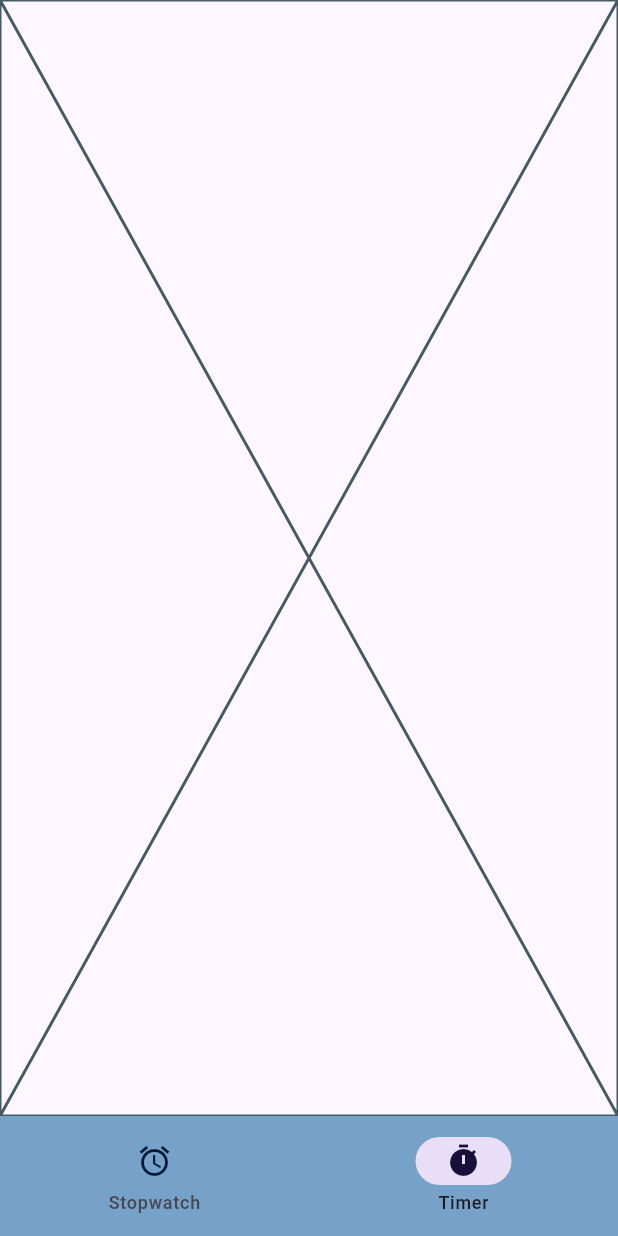
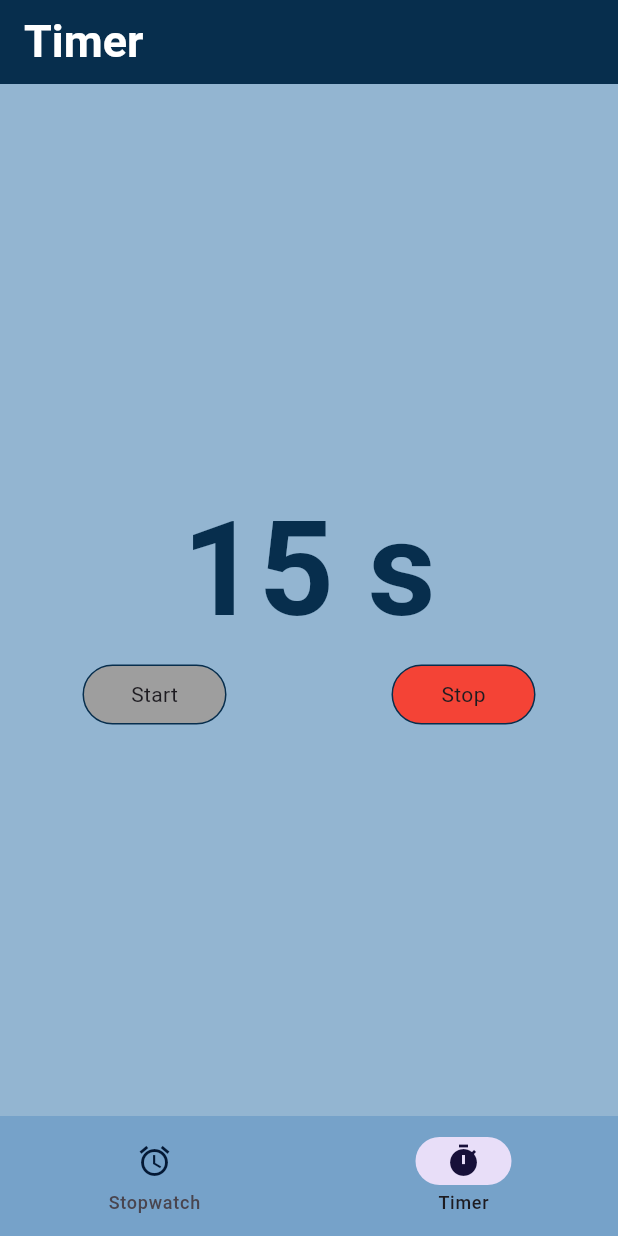
Before and after one commit to Beyz61/ps_16_timerapp, a Flutter app: the screen it shows after launch, item 2 of the bottom bar chosen, on a phone screen of 412 x 824 dp. Run offline on Flutter 3.47's test engine with Material 3 defaults, Android fonts, the phone set to English and light mode, and no system bars.

Commit message:
added commit

```diff
--- a/lib/main.dart
+++ b/lib/main.dart
@@ -11,6 +11,7 @@ class MainApp extends StatelessWidget {
   @override
   Widget build(BuildContext context) {
     return const MaterialApp(
+       debugShowCheckedModeBanner: false,
       home: BottomNavigationBarScreen(),
     );
   }
--- a/lib/stopwatch_button.dart
+++ b/lib/stopwatch_button.dart
@@ -2,20 +2,26 @@ import 'package:flutter/material.dart';
 
 class StopwatchButton extends StatelessWidget {
   const StopwatchButton({
-    super.key, required this.onTap, required this.buttonName
+    super.key, required this.onTap, required this.buttonName, required this.color,
+    this.textColor = const Color.fromARGB(255, 3, 20, 35),
   });
 final void Function()? onTap;
+final Color textColor;
+final Color color;
 final String buttonName;
 
   @override
   Widget build(BuildContext context) {
     return GestureDetector(
       onTap: onTap,
+
       child: Container(
         height: 40,
         width: 96,
         decoration: BoxDecoration(
+          color: color,
         border: Border.all(color:const Color.fromARGB(255, 7, 46, 77),
+
         ),
         borderRadius: BorderRadius.circular(32),
         ),
--- a/lib/timer_screen.dart
+++ b/lib/timer_screen.dart
@@ -1,10 +1,39 @@
 import 'package:flutter/material.dart';
+import 'package:ps_16_timerapp/stopwatch_button.dart';
 
 class TimerScreen extends StatelessWidget {
   const TimerScreen({super.key});
 
   @override
   Widget build(BuildContext context) {
-    return const Placeholder();
+    return Scaffold(
+      backgroundColor: const Color.fromARGB(255, 147, 181, 209),
+      appBar: AppBar(
+        backgroundColor: const Color.fromARGB(255, 7, 46, 77),
+        title: const Text("Timer",
+        style: TextStyle(
+          color: Colors.white,
+          fontSize: 30,
+          fontWeight: FontWeight.w700),
+        ),
+      ),
+      body: const Column(
+        mainAxisAlignment: MainAxisAlignment.center,
+        children: [
+          Text("15 s",
+          style: TextStyle(
+            fontSize: 88,
+            fontWeight: FontWeight.bold,
+            color:  Color.fromARGB(255, 7, 46, 77),
+          ),
+          ),
+          Row(mainAxisAlignment: MainAxisAlignment.spaceAround,
+          children: [
+            StopwatchButton(onTap: null, buttonName: "Start", color: Colors.grey),
+            StopwatchButton(onTap: null, buttonName: "Stop", color: Colors.red),
+          ],),
+        ],
+      ),
+    );
   }
 }
```
